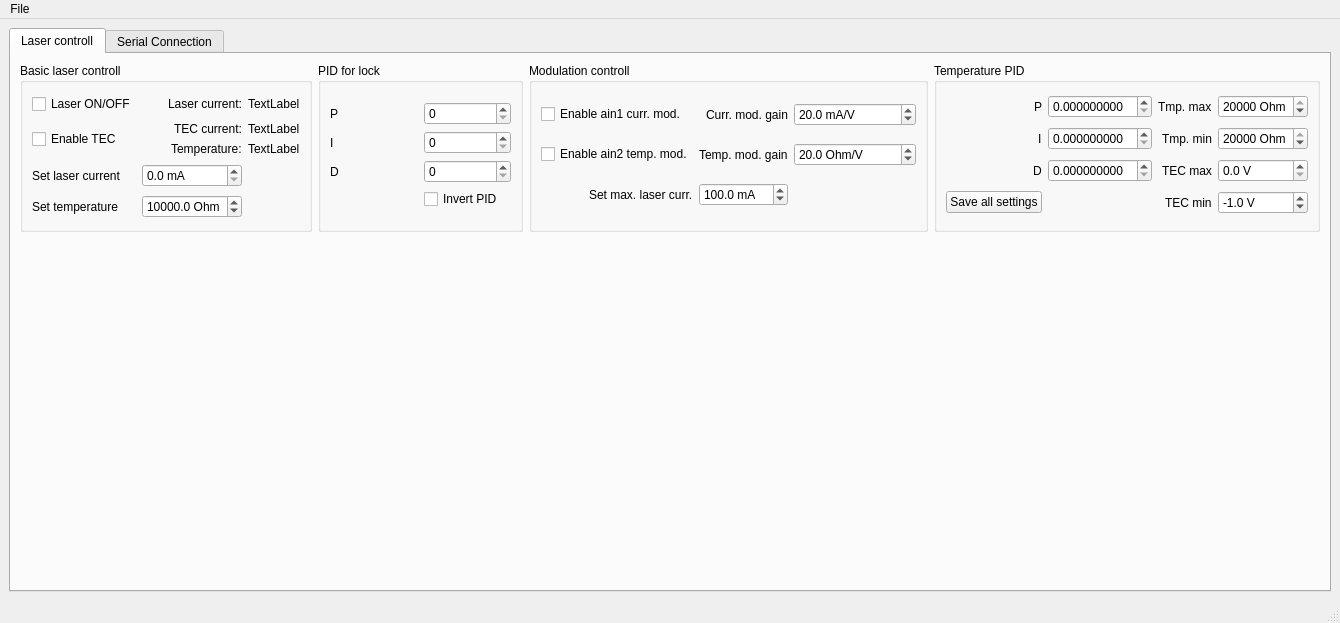
Qt form gui.ui (zoran-grujic/CTL200-Controller) before a commit.
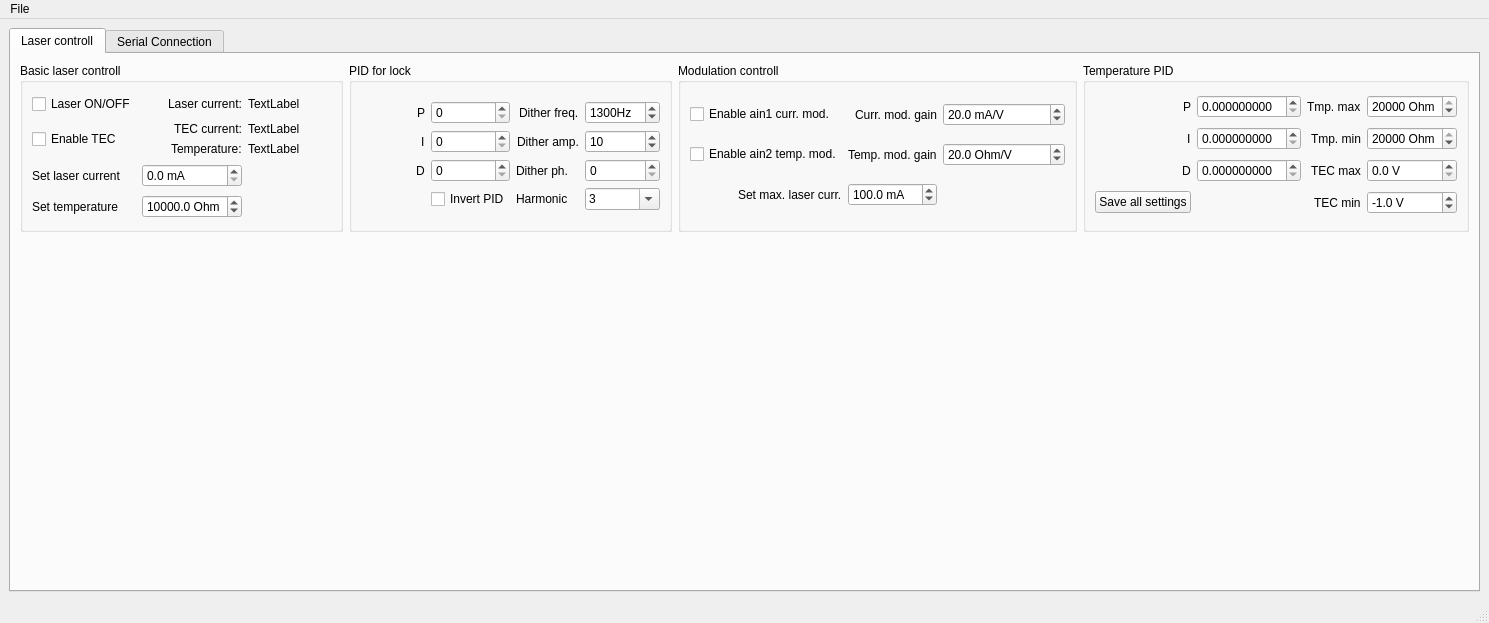
The same form after that commit.

Commit message: Lock-in detection on the first harmonic.

```diff
--- a/gui.ui
+++ b/gui.ui
@@ -6,7 +6,7 @@
    <rect>
     <x>0</x>
     <y>0</y>
-    <width>1340</width>
+    <width>1489</width>
     <height>623</height>
    </rect>
   </property>
@@ -456,29 +456,69 @@
             <layout class="QGridLayout" name="gridLayout_10">
              <item row="0" column="0">
               <layout class="QGridLayout" name="gridLayout_9">
-               <item row="0" column="0">
+               <item row="1" column="3">
+                <widget class="QDoubleSpinBox" name="doubleSpinBox_lock_dither_amplitude">
+                 <property name="decimals">
+                  <number>0</number>
+                 </property>
+                 <property name="maximum">
+                  <double>10000.000000000000000</double>
+                 </property>
+                 <property name="value">
+                  <double>10.000000000000000</double>
+                 </property>
+                </widget>
+               </item>
+               <item row="0" column="1">
+                <widget class="QDoubleSpinBox" name="doubleSpinBox_lock_P">
+                 <property name="decimals">
+                  <number>0</number>
+                 </property>
+                 <property name="maximum">
+                  <double>100000.000000000000000</double>
+                 </property>
+                </widget>
+               </item>
+               <item row="0" column="0" alignment="Qt::AlignRight">
                 <widget class="QLabel" name="label_8">
                  <property name="text">
                   <string>P</string>
                  </property>
                 </widget>
                </item>
-               <item row="2" column="0">
-                <widget class="QLabel" name="label_10">
-                 <property name="text">
-                  <string>D</string>
-                 </property>
-                </widget>
-               </item>
-               <item row="1" column="0">
+               <item row="1" column="0" alignment="Qt::AlignRight">
                 <widget class="QLabel" name="label_9">
                  <property name="text">
                   <string>I</string>
                  </property>
                 </widget>
                </item>
-               <item row="0" column="1">
-                <widget class="QDoubleSpinBox" name="doubleSpinBox_lock_P">
+               <item row="2" column="0" alignment="Qt::AlignRight">
+                <widget class="QLabel" name="label_10">
+                 <property name="text">
+                  <string>D</string>
+                 </property>
+                </widget>
+               </item>
+               <item row="0" column="2" alignment="Qt::AlignRight">
+                <widget class="QLabel" name="label_21">
+                 <property name="text">
+                  <string>Dither freq.</string>
+                 </property>
+                </widget>
+               </item>
+               <item row="2" column="1">
+                <widget class="QDoubleSpinBox" name="doubleSpinBox_lock_P_3">
+                 <property name="decimals">
+                  <number>0</number>
+                 </property>
+                 <property name="maximum">
+                  <double>10000.000000000000000</double>
+                 </property>
+                </widget>
+               </item>
+               <item row="1" column="1">
+                <widget class="QDoubleSpinBox" name="doubleSpinBox_lock_P_2">
                  <property name="decimals">
                   <number>0</number>
                  </property>
@@ -487,6 +527,20 @@
                  </property>
                 </widget>
                </item>
+               <item row="1" column="2" alignment="Qt::AlignRight">
+                <widget class="QLabel" name="label_20">
+                 <property name="text">
+                  <string>Dither amp.</string>
+                 </property>
+                </widget>
+               </item>
+               <item row="2" column="2">
+                <widget class="QLabel" name="label_22">
+                 <property name="text">
+                  <string>Dither ph.</string>
+                 </property>
+                </widget>
+               </item>
                <item row="3" column="1">
                 <widget class="QCheckBox" name="checkBox_invertPID">
                  <property name="text">
@@ -494,24 +548,83 @@
                  </property>
                 </widget>
                </item>
-               <item row="1" column="1">
-                <widget class="QDoubleSpinBox" name="doubleSpinBox_lock_P_2">
-                 <property name="decimals">
-                  <number>0</number>
+               <item row="0" column="3">
+                <widget class="QDoubleSpinBox" name="doubleSpinBox_lock_dither_frequency">
+                 <property name="suffix">
+                  <string>Hz</string>
                  </property>
-                 <property name="maximum">
-                  <double>100000.000000000000000</double>
-                 </property>
-                </widget>
-               </item>
-               <item row="2" column="1">
-                <widget class="QDoubleSpinBox" name="doubleSpinBox_lock_P_3">
                  <property name="decimals">
                   <number>0</number>
                  </property>
+                 <property name="minimum">
+                  <double>500.000000000000000</double>
+                 </property>
                  <property name="maximum">
                   <double>10000.000000000000000</double>
                  </property>
+                 <property name="value">
+                  <double>1300.000000000000000</double>
+                 </property>
+                </widget>
+               </item>
+               <item row="2" column="3">
+                <widget class="QDoubleSpinBox" name="doubleSpinBox_lock_dither_phase">
+                 <property name="decimals">
+                  <number>0</number>
+                 </property>
+                 <property name="maximum">
+                  <double>360.000000000000000</double>
+                 </property>
+                 <property name="value">
+                  <double>0.000000000000000</double>
+                 </property>
+                </widget>
+               </item>
+               <item row="3" column="2">
+                <widget class="QLabel" name="label_23">
+                 <property name="text">
+                  <string>Harmonic</string>
+                 </property>
+                </widget>
+               </item>
+               <item row="3" column="3">
+                <widget class="QComboBox" name="comboBox_harmonic">
+                 <property name="editable">
+                  <bool>true</bool>
+                 </property>
+                 <property name="currentText">
+                  <string notr="true">3</string>
+                 </property>
+                 <property name="currentIndex">
+                  <number>1</number>
+                 </property>
+                 <property name="maxVisibleItems">
+                  <number>3</number>
+                 </property>
+                 <property name="maxCount">
+                  <number>3</number>
+                 </property>
+                 <property name="insertPolicy">
+                  <enum>QComboBox::NoInsert</enum>
+                 </property>
+                 <property name="minimumContentsLength">
+                  <number>0</number>
+                 </property>
+                 <item>
+                  <property name="text">
+                   <string>1</string>
+                  </property>
+                 </item>
+                 <item>
+                  <property name="text">
+                   <string>3</string>
+                  </property>
+                 </item>
+                 <item>
+                  <property name="text">
+                   <string>5</string>
+                  </property>
+                 </item>
                 </widget>
                </item>
               </layout>
@@ -694,7 +807,7 @@
     <rect>
      <x>0</x>
      <y>0</y>
-     <width>1340</width>
+     <width>1489</width>
      <height>26</height>
     </rect>
    </property>
```
The commit also changes 3 other files.
